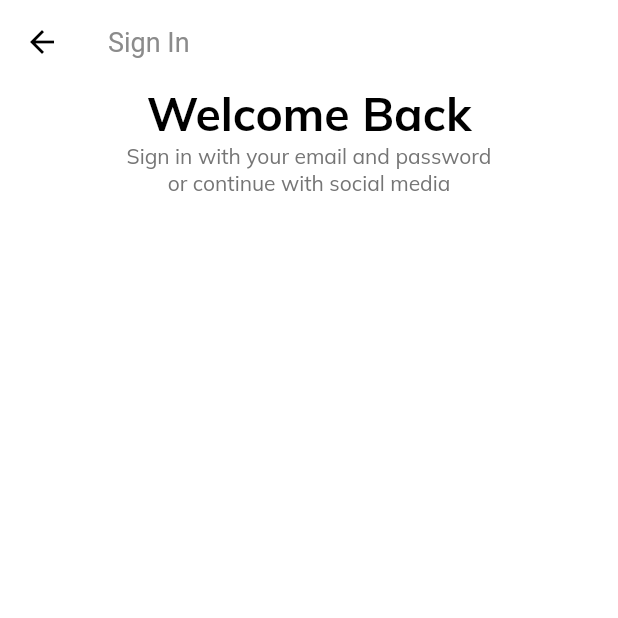
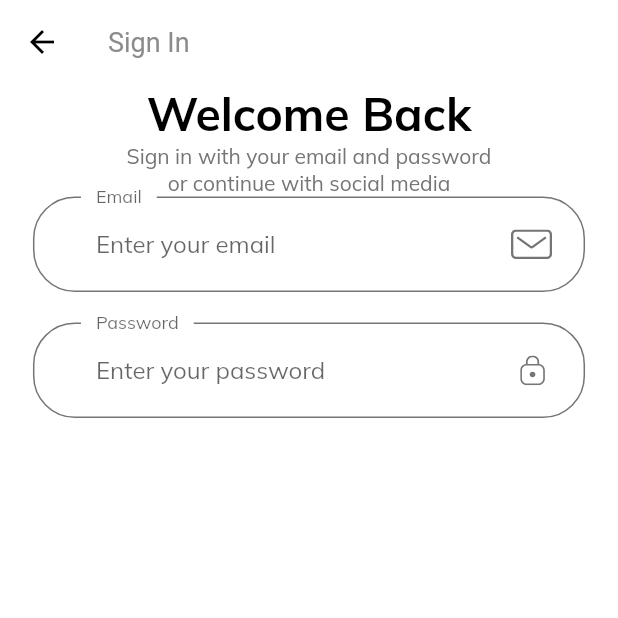
Before and after one commit to jplozada/E-commerce, a Flutter app: the screen it shows after launch, after a tap on "Continue", on a phone screen of 412 x 824 dp, the top half of it. Run offline on Flutter 3.47's test engine with Material 2 defaults, Android fonts, the phone set to English and light mode, and no system bars; our stand-ins replace flutter_svg.

Commit message:
Sign in screen: email and password inputs

```diff
--- /dev/null
+++ b/lib/components/custom_suffix_icon.dart
@@ -0,0 +1,21 @@
+import 'package:flutter/material.dart';
+import 'package:flutter_svg/svg.dart';
+import '../size_config.dart';
+
+class CustomSuffixIcon extends StatelessWidget {
+  const CustomSuffixIcon({
+    Key key,
+    @required this.svgIcon,
+  }) : super(key: key);
+
+  final String svgIcon;
+
+  @override
+  Widget build(BuildContext context) {
+    return Padding(
+        padding: EdgeInsets.fromLTRB(0, getProportionateScreenWidth(20),
+            getProportionateScreenWidth(20), getProportionateScreenWidth(20)),
+        child:
+            SvgPicture.asset(svgIcon, height: getProportionateScreenWidth(18)));
+  }
+}
--- a/lib/main.dart
+++ b/lib/main.dart
@@ -1,4 +1,3 @@
-import 'package:e_commerce_app/constants.dart';
 import 'package:e_commerce_app/routes.dart';
 import 'package:e_commerce_app/screens/splash/splash_screen.dart';
 import 'package:e_commerce_app/theme.dart';
--- a/lib/screens/sign_in/components/body.dart
+++ b/lib/screens/sign_in/components/body.dart
@@ -1,5 +1,6 @@
 import 'package:e_commerce_app/size_config.dart';
 import 'package:flutter/material.dart';
+import '../../../components/custom_suffix_icon.dart';
 
 class Body extends StatelessWidget {
   @override
@@ -7,6 +8,9 @@ class Body extends StatelessWidget {
     return SafeArea(
         child: SizedBox(
             width: double.infinity,
+            child: Padding(
+                padding: EdgeInsets.symmetric(
+                    horizontal: getProportionateScreenWidth(20)),
                 child: Column(
                   children: [
                     Text(
@@ -19,8 +23,51 @@ class Body extends StatelessWidget {
                     Text(
                       "Sign in with your email and password  \nor continue with social media",
                       textAlign: TextAlign.center,
-                )
+                    ),
+                    SignForm()
                   ],
-            )));
+                ))));
   }
 }
+
+class SignForm extends StatefulWidget {
+  @override
+  _SignFormState createState() => _SignFormState();
+}
+
+class _SignFormState extends State<SignForm> {
+  @override
+  Widget build(BuildContext context) {
+    return Form(
+        child: Column(
+      children: [
+        buildEmailFormField(),
+        SizedBox(height: getProportionateScreenHeight(20)),
+        buildPasswordFormField(),
+        SizedBox(height: getProportionateScreenHeight(20)),
+      ],
+    ));
+  }
+
+  TextFormField buildEmailFormField() {
+    return TextFormField(
+      keyboardType: TextInputType.emailAddress,
+      decoration: InputDecoration(
+          labelText: "Email",
+          hintText: "Enter your email",
+          floatingLabelBehavior: FloatingLabelBehavior.always,
+          suffixIcon: CustomSuffixIcon(svgIcon: "assets/icons/Mail.svg")),
+    );
+  }
+
+  TextFormField buildPasswordFormField() {
+    return TextFormField(
+      obscureText: true,
+      decoration: InputDecoration(
+          labelText: "Password",
+          hintText: "Enter your password",
+          floatingLabelBehavior: FloatingLabelBehavior.always,
+          suffixIcon: CustomSuffixIcon(svgIcon: "assets/icons/Lock.svg")),
+    );
+  }
+}
--- a/lib/theme.dart
+++ b/lib/theme.dart
@@ -7,7 +7,22 @@ ThemeData theme() {
     fontFamily: "Muli",
     appBarTheme: appBarTheme(),
     textTheme: textTheme(),
+    inputDecorationTheme: inputDecorationTheme(),
     visualDensity: VisualDensity.adaptivePlatformDensity,
+  );
+}
+
+InputDecorationTheme inputDecorationTheme() {
+  OutlineInputBorder outlineInputBorder = OutlineInputBorder(
+      borderRadius: BorderRadius.circular(28),
+      borderSide: BorderSide(color: kTextColor),
+      gapPadding: 10);
+  return InputDecorationTheme(
+    //floatingLabelBehavior: FloatingLabelBehavior.always,
+    contentPadding: EdgeInsets.symmetric(horizontal: 42, vertical: 20),
+    enabledBorder: outlineInputBorder,
+    focusedBorder: outlineInputBorder,
+    border: outlineInputBorder
   );
 }
 
```
Lines whose indentation alone changed are shown as unchanged.
